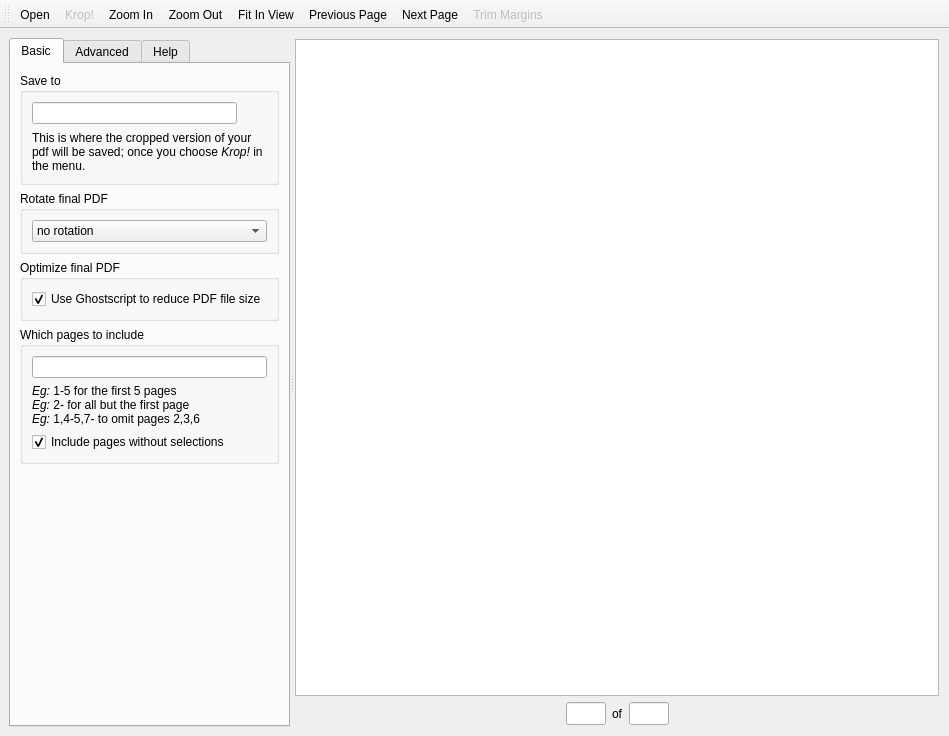
Before: the Qt Designer form krop/mainwindow.ui in arminstraub/krop, drawn with Qt 5.
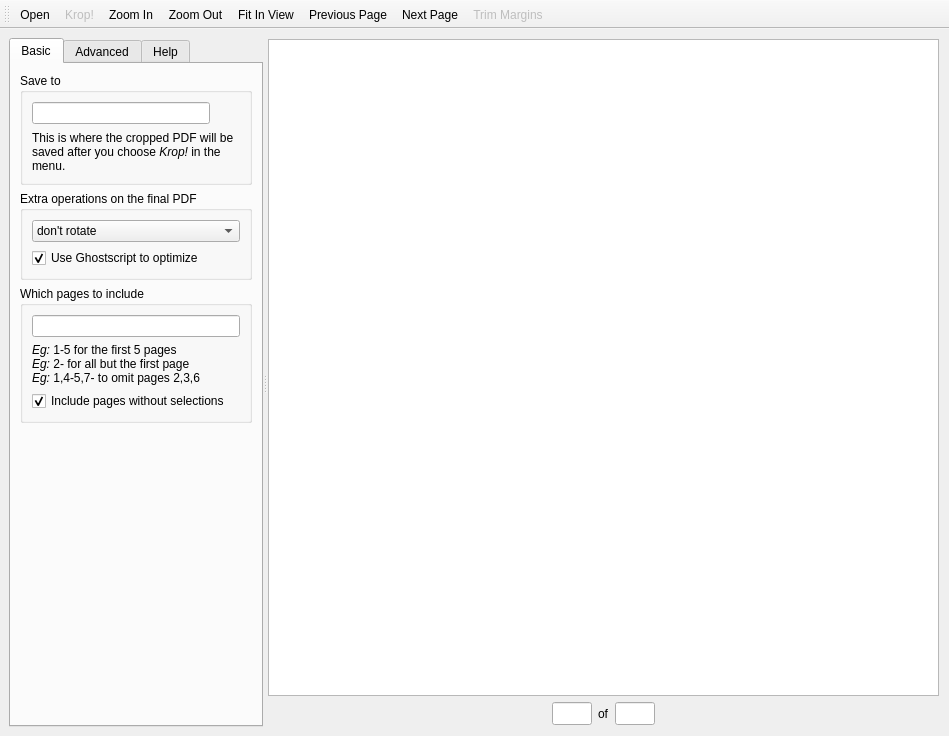
After: the same form once the commit is applied.

Commit message: Streamline interface, increase usage of tooltips

```diff
--- a/krop/mainwindow.ui
+++ b/krop/mainwindow.ui
@@ -60,11 +60,7 @@
             <item row="1" column="0" colspan="2">
              <widget class="QLabel" name="labelFileHelp">
               <property name="text">
-               <string>&lt;!DOCTYPE HTML PUBLIC &quot;-//W3C//DTD HTML 4.0//EN&quot; &quot;http://www.w3.org/TR/REC-html40/strict.dtd&quot;&gt;
-&lt;html&gt;&lt;head&gt;&lt;meta name=&quot;qrichtext&quot; content=&quot;1&quot; /&gt;&lt;style type=&quot;text/css&quot;&gt;
-p, li { white-space: pre-wrap; }
-&lt;/style&gt;&lt;/head&gt;&lt;body style=&quot; font-family:'Ubuntu'; font-size:9pt; font-weight:400; font-style:normal;&quot;&gt;
-&lt;p style=&quot; margin-top:0px; margin-bottom:0px; margin-left:0px; margin-right:0px; -qt-block-indent:0; text-indent:0px;&quot;&gt;This is where the cropped version of your pdf will be saved; once you choose &lt;span style=&quot; font-style:italic;&quot;&gt;Krop!&lt;/span&gt; in the menu.&lt;/p&gt;&lt;/body&gt;&lt;/html&gt;</string>
+               <string>&lt;p&gt;This is where the cropped PDF will be saved after you choose &lt;i&gt;Krop!&lt;/i&gt; in the menu.&lt;/p&gt;</string>
               </property>
               <property name="wordWrap">
                <bool>true</bool>
@@ -77,7 +73,7 @@
          <item>
           <widget class="QGroupBox" name="groupRotation">
            <property name="title">
-            <string>Rotate final PDF</string>
+            <string>Extra operations on the final PDF</string>
            </property>
            <property name="flat">
             <bool>false</bool>
@@ -87,7 +83,7 @@
              <widget class="QComboBox" name="comboRotation">
               <item>
                <property name="text">
-                <string>no rotation</string>
+                <string>don't rotate</string>
                </property>
               </item>
               <item>
@@ -107,25 +103,19 @@
               </item>
              </widget>
             </item>
-           </layout>
-          </widget>
-         </item>
-         <item>
-          <widget class="QGroupBox" name="groupOptimization">
-           <property name="title">
-            <string>Optimize final PDF</string>
-           </property>
-           <property name="flat">
-            <bool>false</bool>
-           </property>
-           <layout class="QVBoxLayout" name="verticalLayout_9">
             <item>
              <widget class="QCheckBox" name="checkGhostscript">
+              <property name="sizePolicy">
+               <sizepolicy hsizetype="Minimum" vsizetype="Fixed">
+                <horstretch>0</horstretch>
+                <verstretch>0</verstretch>
+               </sizepolicy>
+              </property>
               <property name="toolTip">
                <string>&lt;p&gt;In order to use this option, Ghostscript must be installed and available as &lt;i&gt;gs&lt;/i&gt;. (Whether it actually improves file size depends on the PDF file.)&lt;/p&gt;</string>
               </property>
               <property name="text">
-               <string>Use Ghostscript to reduce PDF file size</string>
+               <string>Use Ghostscript to optimize</string>
               </property>
               <property name="checked">
                <bool>true</bool>
@@ -147,15 +137,9 @@
             <item>
              <widget class="QLabel" name="labelWhichPagesEg">
               <property name="text">
-               <string>&lt;!DOCTYPE HTML PUBLIC &quot;-//W3C//DTD HTML 4.0//EN&quot; &quot;http://www.w3.org/TR/REC-html40/strict.dtd&quot;&gt;
-&lt;html&gt;&lt;head&gt;&lt;meta name=&quot;qrichtext&quot; content=&quot;1&quot; /&gt;&lt;style type=&quot;text/css&quot;&gt;
-p, li { white-space: pre-wrap; margin: 0; }
-&lt;/style&gt;&lt;/head&gt;
-&lt;body&gt;
-&lt;p&gt;&lt;i&gt;Eg:&lt;/i&gt; 1-5 for the first 5 pages&lt;/p&gt;
-&lt;p&gt;&lt;i&gt;Eg:&lt;/i&gt; 2- for all but the first page&lt;/p&gt;
-&lt;p&gt;&lt;i&gt;Eg:&lt;/i&gt; 1,4-5,7- to omit pages 2,3,6&lt;/p&gt;
-&lt;/body&gt;&lt;/html&gt;</string>
+               <string>&lt;p&gt;&lt;i&gt;Eg:&lt;/i&gt; 1-5 for the first 5 pages
+&lt;br&gt;&lt;i&gt;Eg:&lt;/i&gt; 2- for all but the first page
+&lt;br&gt;&lt;i&gt;Eg:&lt;/i&gt; 1,4-5,7- to omit pages 2,3,6&lt;/p&gt;</string>
               </property>
               <property name="wordWrap">
                <bool>true</bool>
```
Left out of the diff: 31 changed lines with no effect on the pictures. The commit also changes 3 other files.
